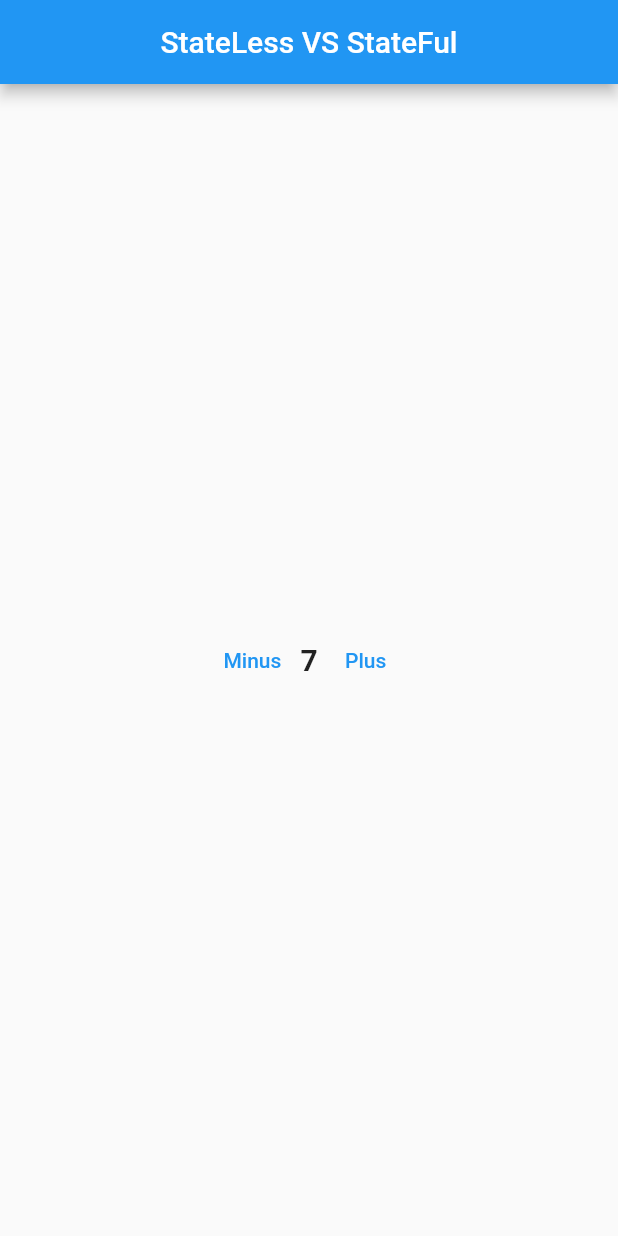
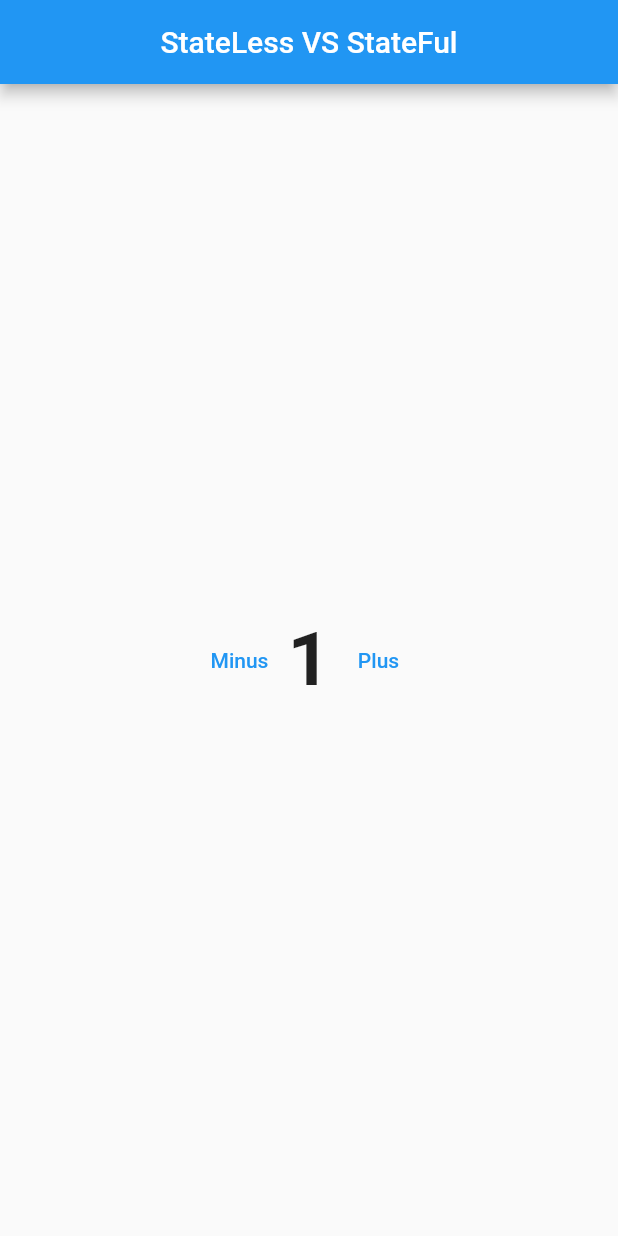
Before and after one commit to Devsaci/stateless_vs_statefulmansour, a Flutter app: the screen it shows after launch, on a phone screen of 412 x 824 dp. Run offline on Flutter 3.47's test engine with Material 2 defaults, Android fonts, the phone set to English and light mode, and no system bars.

```diff
--- a/lib/counter_screen.dart
+++ b/lib/counter_screen.dart
@@ -4,10 +4,12 @@ import 'dart:ui';
 
 import 'package:flutter/cupertino.dart';
 import 'package:flutter/material.dart';
+import 'package:flutter/painting.dart';
 import 'package:flutter/rendering.dart';
 
 class CounterScreen extends StatelessWidget {
-  const CounterScreen({Key? key}) : super(key: key);
+  CounterScreen({Key? key}) : super(key: key);
+  int counter = 1;
 
   @override
   Widget build(BuildContext context) {
@@ -18,20 +20,19 @@ class CounterScreen extends StatelessWidget {
         ),
         body: Center(
             child: Padding(
-          padding: const EdgeInsets.symmetric(horizontal: 20),
+          padding: EdgeInsets.symmetric(horizontal: 20),
           child: Row(
             mainAxisAlignment: MainAxisAlignment.center,
             children: [
               TextButton(
                 onPressed: () {},
-                child: Text("Minus"),
+                child: Text(
+                  "Minus",
+                ),
               ),
               Text(
-                "7",
-                style: TextStyle(
-                  fontSize: 20,
-                  fontWeight: FontWeight.bold,
-                ),
+                "$counter",
+                style: TextStyle(fontSize: 50, fontWeight: FontWeight.bold),
               ),
               TextButton(
                 onPressed: () {},
@@ -39,8 +40,6 @@ class CounterScreen extends StatelessWidget {
               ),
             ],
           ),
-        ),
-      ),
-    );
+        )));
   }
 }
```
Lines whose indentation alone changed are shown as unchanged.
